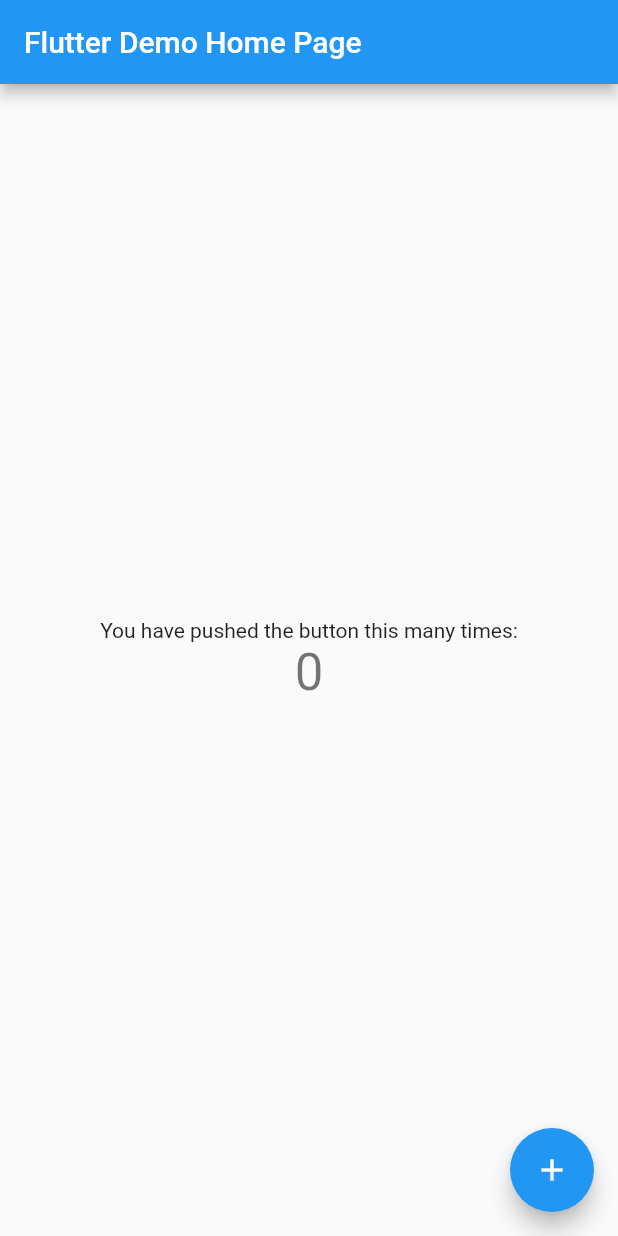
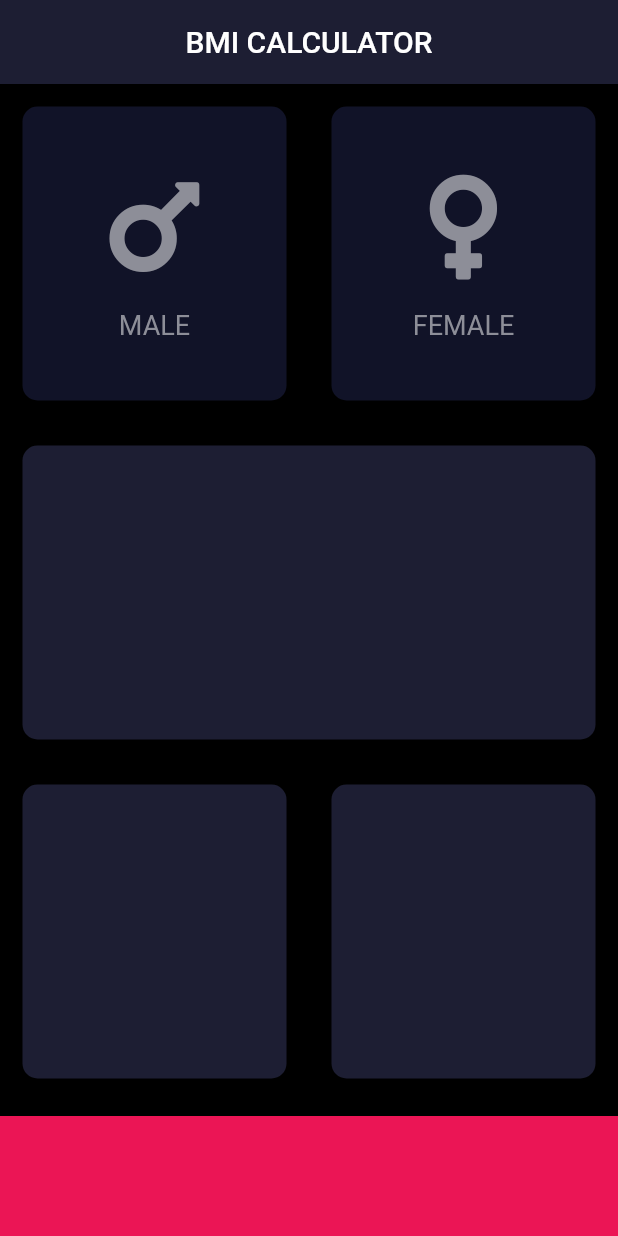
Before and after one commit to ssekuwanda/BMI-Calculator, a Flutter app: the screen it shows after launch, on a phone screen of 412 x 824 dp. Run offline on Flutter 3.47's test engine with Material 2 defaults, Android fonts, the phone set to English and light mode, and no system bars; our stand-ins replace font_awesome_flutter.

Commit message:
code refactoring

```diff
--- /dev/null
+++ b/lib/icon_content.dart
@@ -0,0 +1,33 @@
+import 'package:flutter/material.dart';
+
+const labelTextStyle = TextStyle(
+  fontSize: 18.0,
+  color: Color(0xFF8D8E98),
+);
+
+class CardContent extends StatelessWidget {
+  CardContent({this.icon, this.label});
+  final IconData icon;
+  final String label;
+
+  @override
+  Widget build(BuildContext context) {
+    return Column(
+      mainAxisAlignment: MainAxisAlignment.center,
+      children: <Widget>[
+        Icon(
+          icon,
+          size: 80.0,
+          color: Color(0xFF8D8E98),
+        ),
+        SizedBox(
+          height: 15.0,
+        ),
+        Text(
+          label,
+          style: labelTextStyle,
+        )
+      ],
+    );
+  }
+}
--- /dev/null
+++ b/lib/input_page.dart
@@ -0,0 +1,108 @@
+import 'package:bmi_calculator/reusable_card.dart';
+import 'package:flutter/material.dart';
+import 'package:font_awesome_flutter/font_awesome_flutter.dart';
+
+import 'icon_content.dart';
+
+const bottomContainerHeight = 80.0;
+const activeCardColor = Color(0xFF1D1E33);
+const bottomContainerColor = Color(0xFFEB1555);
+const inactiveCardColor = Color(0xFF111328);
+
+enum Gender { male, female }
+
+class InputPage extends StatefulWidget {
+  @override
+  _InputPageState createState() => _InputPageState();
+}
+
+class _InputPageState extends State<InputPage> {
+  Gender selectedGender;
+
+  @override
+  Widget build(BuildContext context) {
+    return Scaffold(
+      backgroundColor: Colors.black,
+      appBar: AppBar(
+        backgroundColor: activeCardColor,
+        title: Center(
+          child: Text('BMI CALCULATOR'),
+        ),
+      ),
+      body: Column(
+        children: <Widget>[
+          Expanded(
+            child: Row(
+              children: <Widget>[
+                Expanded(
+                  child: ReusableCard(
+                    onPress: () {
+                      setState(() {
+                        selectedGender = Gender.male;
+                      });
+                    },
+                    colour: selectedGender == Gender.male
+                        ? activeCardColor
+                        : inactiveCardColor,
+                    cardChild: CardContent(
+                      icon: FontAwesomeIcons.mars,
+                      label: 'MALE',
+                    ),
+                  ),
+                ),
+                Expanded(
+                  child: ReusableCard(
+                    onPress: () {
+                      setState(() {
+                        selectedGender = Gender.female;
+                      });
+                    },
+                    colour: selectedGender == Gender.female
+                        ? activeCardColor
+                        : inactiveCardColor,
+                    cardChild: CardContent(
+                      icon: FontAwesomeIcons.venus,
+                      label: 'FEMALE',
+                    ),
+                  ),
+                ),
+              ],
+            ),
+          ),
+          Expanded(
+            child: ReusableCard(
+              colour: activeCardColor,
+              // cardChild: CardContent(),
+            ),
+          ),
+          Expanded(
+            child: Row(
+              children: <Widget>[
+                Expanded(
+                  child: ReusableCard(
+                    colour: activeCardColor,
+                    // cardChild: CardContent(),
+                  ),
+                ),
+                Expanded(
+                  child: ReusableCard(
+                    colour: activeCardColor,
+                    // cardChild: CardContent(),
+                  ),
+                ),
+              ],
+            ),
+          ),
+          Container(
+            color: bottomContainerColor,
+            margin: EdgeInsets.only(
+              top: 10.0,
+            ),
+            width: double.infinity,
+            height: bottomContainerHeight,
+          ),
+        ],
+      ),
+    );
+  }
+}
--- a/lib/main.dart
+++ b/lib/main.dart
@@ -1,113 +1,10 @@
 import 'package:flutter/material.dart';
+import 'input_page.dart';
 
 void main() {
-  runApp(MyApp());
+  runApp(
+    MaterialApp(
+      home: InputPage(),
+    ),
+  );
 }
-
-class MyApp extends StatelessWidget {
-  // This widget is the root of your application.
-  @override
-  Widget build(BuildContext context) {
-    return MaterialApp(
-      title: 'Flutter Demo',
-      theme: ThemeData(
-        // This is the theme of your application.
-        //
-        // Try running your application with "flutter run". You'll see the
-        // application has a blue toolbar. Then, without quitting the app, try
-        // changing the primarySwatch below to Colors.green and then invoke
-        // "hot reload" (press "r" in the console where you ran "flutter run",
-        // or simply save your changes to "hot reload" in a Flutter IDE).
-        // Notice that the counter didn't reset back to zero; the application
-        // is not restarted.
-        primarySwatch: Colors.blue,
-      ),
-      home: MyHomePage(title: 'Flutter Demo Home Page'),
-    );
-  }
-}
-
-class MyHomePage extends StatefulWidget {
-  MyHomePage({Key key, this.title}) : super(key: key);
-
-  // This widget is the home page of your application. It is stateful, meaning
-  // that it has a State object (defined below) that contains fields that affect
-  // how it looks.
-
-  // This class is the configuration for the state. It holds the values (in this
-  // case the title) provided by the parent (in this case the App widget) and
-  // used by the build method of the State. Fields in a Widget subclass are
-  // always marked "final".
-
-  final String title;
-
-  @override
-  _MyHomePageState createState() => _MyHomePageState();
-}
-
-class _MyHomePageState extends State<MyHomePage> {
-  int _counter = 0;
-
-  void _incrementCounter() {
-    setState(() {
-      // This call to setState tells the Flutter framework that something has
-      // changed in this State, which causes it to rerun the build method below
-      // so that the display can reflect the updated values. If we changed
-      // _counter without calling setState(), then the build method would not be
-      // called again, and so nothing would appear to happen.
-      _counter++;
-    });
-  }
-
-  @override
-  Widget build(BuildContext context) {
-    // This method is rerun every time setState is called, for instance as done
-    // by the _incrementCounter method above.
-    //
-    // The Flutter framework has been optimized to make rerunning build methods
-    // fast, so that you can just rebuild anything that needs updating rather
-    // than having to individually change instances of widgets.
-    return Scaffold(
-      appBar: AppBar(
-        // Here we take the value from the MyHomePage object that was created by
-        // the App.build method, and use it to set our appbar title.
-        title: Text(widget.title),
-      ),
-      body: Center(
-        // Center is a layout widget. It takes a single child and positions it
-        // in the middle of the parent.
-        child: Column(
-          // Column is also a layout widget. It takes a list of children and
-          // arranges them vertically. By default, it sizes itself to fit its
-          // children horizontally, and tries to be as tall as its parent.
-          //
-          // Invoke "debug painting" (press "p" in the console, choose the
-          // "Toggle Debug Paint" action from the Flutter Inspector in Android
-          // Studio, or the "Toggle Debug Paint" command in Visual Studio Code)
-          // to see the wireframe for each widget.
-          //
-          // Column has various properties to control how it sizes itself and
-          // how it positions its children. Here we use mainAxisAlignment to
-          // center the children vertically; the main axis here is the vertical
-          // axis because Columns are vertical (the cross axis would be
-          // horizontal).
-          mainAxisAlignment: MainAxisAlignment.center,
-          children: <Widget>[
-            Text(
-              'You have pushed the button this many times:',
-            ),
-            Text(
-              '$_counter',
-              style: Theme.of(context).textTheme.headline4,
-            ),
-          ],
-        ),
-      ),
-      floatingActionButton: FloatingActionButton(
-        onPressed: _incrementCounter,
-        tooltip: 'Increment',
-        child: Icon(Icons.add),
-      ), // This trailing comma makes auto-formatting nicer for build methods.
-    );
-  }
-}
--- /dev/null
+++ b/lib/reusable_card.dart
@@ -0,0 +1,25 @@
+import 'package:flutter/material.dart';
+
+class ReusableCard extends StatelessWidget {
+  ReusableCard({@required this.colour, this.cardChild, this.onPress});
+  final Color colour;
+  final Widget cardChild;
+  final Function onPress;
+
+  @override
+  Widget build(BuildContext context) {
+    return GestureDetector(
+      onTap: () {
+        onPress();
+      },
+      child: Container(
+        child: cardChild,
+        margin: EdgeInsets.all(15.0),
+        decoration: BoxDecoration(
+          borderRadius: BorderRadius.circular(10.0),
+          color: colour,
+        ),
+      ),
+    );
+  }
+}
--- a/pubspec.yaml
+++ b/pubspec.yaml
@@ -3,7 +3,7 @@ description: A new Flutter project.
 
 # The following line prevents the package from being accidentally published to
 # pub.dev using `pub publish`. This is preferred for private packages.
-publish_to: 'none' # Remove this line if you wish to publish to pub.dev
+publish_to: "none" # Remove this line if you wish to publish to pub.dev
 
 # The following defines the version and build number for your application.
 # A version number is three numbers separated by dots, like 1.2.43
@@ -24,10 +24,10 @@ dependencies:
   flutter:
     sdk: flutter
 
-
   # The following adds the Cupertino Icons font to your application.
   # Use with the CupertinoIcons class for iOS style icons.
   cupertino_icons: ^1.0.0
+  font_awesome_flutter: ^8.4.0
 
 dev_dependencies:
   flutter_test:
@@ -38,7 +38,6 @@ dev_dependencies:
 
 # The following section is specific to Flutter.
 flutter:
-
   # The following line ensures that the Material Icons font is
   # included with your application, so that you can use the icons in
   # the material Icons class.
```
Also changed, not shown: pubspec.lock, 1 other file.
